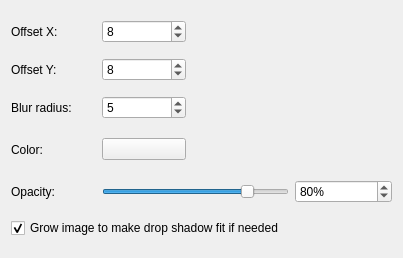
Qt form krita/plugins/extensions/dropshadow/wdg_dropshadow.ui (KDE/krita) before a commit.
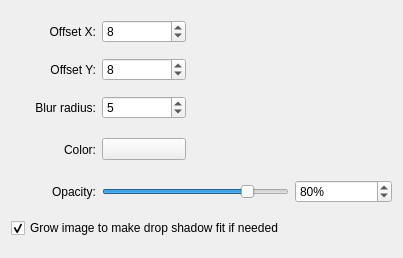
The same form after that commit. Custom widgets are drawn as their Qt base class.

Commit message:
Fix the alignment of labels in dialogs
Patch by Juan Palacios

What changed in the file:
```diff
--- a/krita/plugins/extensions/dropshadow/wdg_dropshadow.ui
+++ b/krita/plugins/extensions/dropshadow/wdg_dropshadow.ui
@@ -16,6 +16,9 @@
      <property name="text">
       <string>Offset X:</string>
      </property>
+     <property name="alignment">
+      <set>Qt::AlignRight|Qt::AlignTrailing|Qt::AlignVCenter</set>
+     </property>
     </widget>
    </item>
    <item row="1" column="0">
@@ -23,6 +26,9 @@
      <property name="text">
       <string>Offset Y:</string>
      </property>
+     <property name="alignment">
+      <set>Qt::AlignRight|Qt::AlignTrailing|Qt::AlignVCenter</set>
+     </property>
     </widget>
    </item>
    <item row="2" column="0">
@@ -30,6 +36,9 @@
      <property name="text">
       <string>Blur radius:</string>
      </property>
+     <property name="alignment">
+      <set>Qt::AlignRight|Qt::AlignTrailing|Qt::AlignVCenter</set>
+     </property>
     </widget>
    </item>
    <item row="3" column="0">
@@ -37,6 +46,9 @@
      <property name="text">
       <string>Color:</string>
      </property>
+     <property name="alignment">
+      <set>Qt::AlignRight|Qt::AlignTrailing|Qt::AlignVCenter</set>
+     </property>
     </widget>
    </item>
    <item row="4" column="0">
@@ -44,6 +56,9 @@
      <property name="text">
       <string>Opacity:</string>
      </property>
+     <property name="alignment">
+      <set>Qt::AlignRight|Qt::AlignTrailing|Qt::AlignVCenter</set>
+     </property>
     </widget>
    </item>
    <item row="4" column="1" colspan="2">
```
The commit also changes 71 other files.
